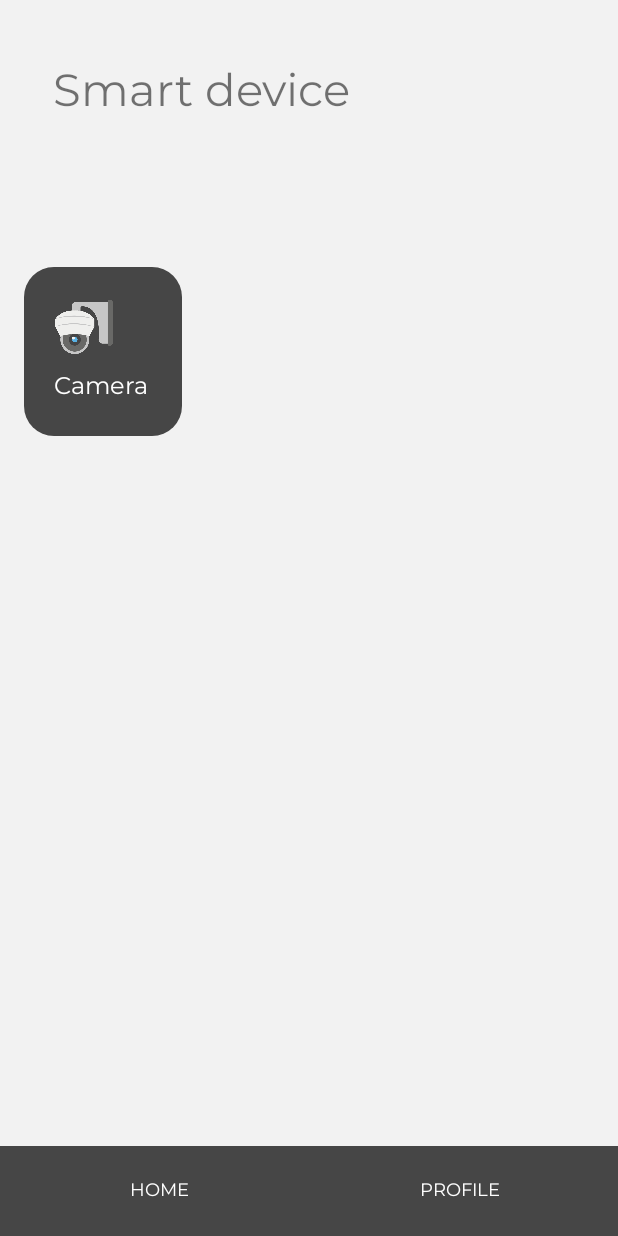
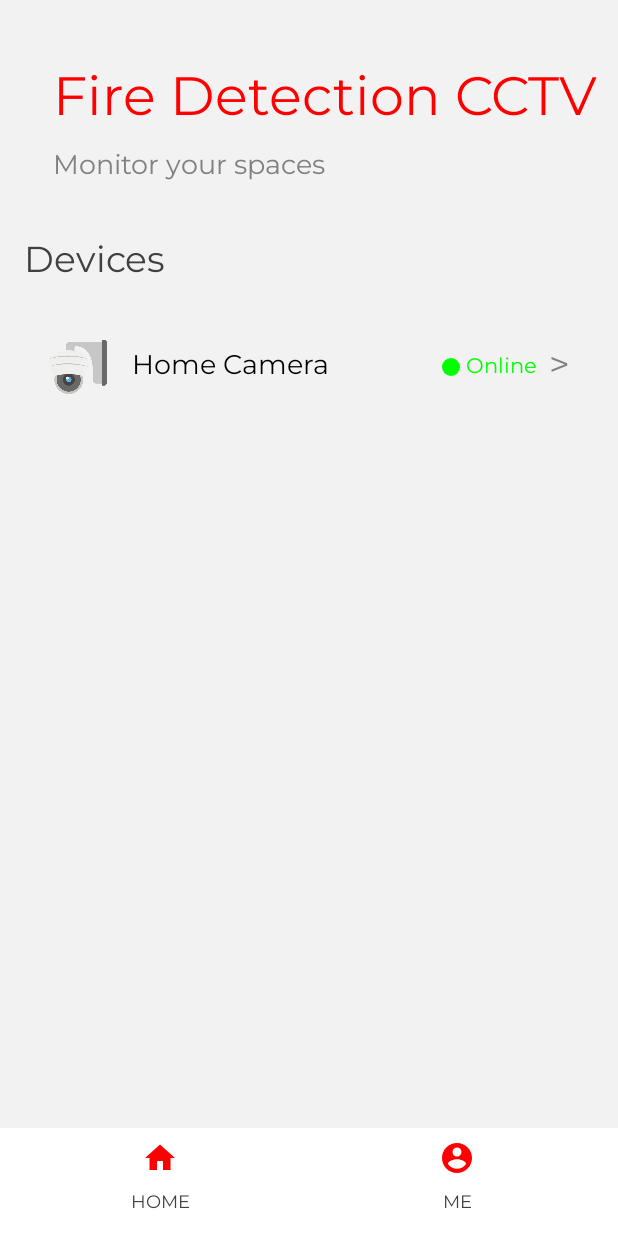
Before and after one commit to tttttien/fire-detection-esp32-camera, an Android app built with Jetpack Compose: the MainActivity screen opened directly, with no data from a screen before it, on a phone screen of 412 x 824 dp. Run offline under Robolectric (Android 15) with nearby library versions, the phone set to English and light mode, and no system bars; libraries missing offline, so code that uses them is left out: io.github.jan.supabase; 2 statements that could not run were skipped.

Commit message:
Update icon, color on main screen

```diff
--- a/app/build.gradle.kts
+++ b/app/build.gradle.kts
@@ -44,6 +44,8 @@ android {
         abortOnError = false
         checkReleaseBuilds = false
     }
+
+
 
 }
 
--- /dev/null
+++ b/app/src/main/res/drawable/circle.xml
@@ -0,0 +1,5 @@
+<?xml version="1.0" encoding="utf-8"?>
+<shape xmlns:android="http://schemas.android.com/apk/res/android" android:shape="oval">
+    <solid android:color="#00FF00" />
+    <size android:height="12dp" android:width="12dp" />
+</shape>
--- /dev/null
+++ b/app/src/main/res/drawable/flame_icon.xml
@@ -0,0 +1,10 @@
+<?xml version="1.0" encoding="utf-8"?>
+<vector xmlns:android="http://schemas.android.com/apk/res/android"
+    android:width="20dp"
+    android:height="20dp"
+    android:viewportWidth="24"
+    android:viewportHeight="24">
+    <path
+        android:fillColor="#FF0000"
+        android:pathData="M12.43 2.3c-2.38-.59-4.68.06-6.63 1.53-1.45 1.1-2.86 2.51-3.5 4.26-.53 1.48-.56 2.82-.21 4.32.44 1.87 1.59 3.39 2.8 4.73.3.33.57.63.77.94.4.6.68 1.25.68 1.92v3c0 .55.45 1 1 1h4c.55 0 1-.45 1-1v-3c0-.67.28-1.33.68-1.92.2-.31.47-.61.77-.94 1.21-1.34 2.36-2.86 2.8-4.73.35-1.5.32-2.84-.21-4.32-.64-1.75-2.05-3.16-3.5-4.26-1.95-1.47-4.25-2.12-6.63-1.53z"/>
+</vector>
--- /dev/null
+++ b/app/src/main/res/drawable/home_icon.xml
@@ -0,0 +1,10 @@
+<?xml version="1.0" encoding="utf-8"?>
+<vector xmlns:android="http://schemas.android.com/apk/res/android"
+    android:width="24dp"
+    android:height="24dp"
+    android:viewportWidth="24"
+    android:viewportHeight="24">
+    <path
+        android:fillColor="#FF0000"
+        android:pathData="M10,20v-6h4v6h5v-8h3L12,3L2,12h3v8z"/>
+</vector>
--- /dev/null
+++ b/app/src/main/res/drawable/person_icon.xml
@@ -0,0 +1,10 @@
+<?xml version="1.0" encoding="utf-8"?>
+<vector xmlns:android="http://schemas.android.com/apk/res/android"
+    android:width="24dp"
+    android:height="24dp"
+    android:viewportWidth="24"
+    android:viewportHeight="24">
+    <path
+        android:fillColor="#404040"
+        android:pathData="M12 2C6.48 2 2 6.48 2 12s4.48 10 10 10 10-4.48 10-10S17.52 2 12 2zm0 3c1.66 0 3 1.34 3 3s-1.34 3-3 3-3-1.34-3-3 1.34-3 3-3zm0 14.2c-2.5 0-4.71-1.28-6-3.22.03-1.99 4-3.08 6-3.08 1.99 0 5.97 1.09 6 3.08-1.29 1.94-3.5 3.22-6 3.22z"/>
+</vector>
--- /dev/null
+++ b/app/src/main/res/drawable/rounded_background.xml
@@ -0,0 +1,7 @@
+<?xml version="1.0" encoding="utf-8"?>
+<selector xmlns:android="http://schemas.android.com/apk/res/android">
+    <shape>
+        <solid android:color="#FFE0E0"/>
+        <corners android:radius="16dp"/>
+    </shape>
+</selector>
--- a/app/src/main/res/layout/activity_main.xml
+++ b/app/src/main/res/layout/activity_main.xml
@@ -9,45 +9,116 @@
     <TextView
         android:id="@+id/headline"
         android:layout_width="match_parent"
-        android:layout_height="118dp"
+        android:layout_height="wrap_content"
         android:layout_marginStart="35dp"
         android:layout_marginTop="40dp"
-        android:text="Smart device"
-        android:textSize="30sp" />
+        android:text="Fire Detection CCTV"
+        android:textColor="#FF0000"
+        android:textSize="36sp" />
+
+    <TextView
+        android:id="@+id/subtitle"
+        android:layout_width="match_parent"
+        android:layout_height="wrap_content"
+        android:layout_marginStart="35dp"
+        android:layout_marginTop="4dp"
+        android:text="Monitor your spaces"
+        android:textColor="#808080"
+        android:textSize="18sp" />
+
+    <TextView
+        android:id="@+id/devices_header"
+        android:layout_width="match_parent"
+        android:layout_height="wrap_content"
+        android:layout_marginStart="16dp"
+        android:layout_marginTop="32dp"
+        android:text="Devices"
+        android:textColor="#404040"
+        android:textSize="24sp" />
 
     <LinearLayout
         android:id="@+id/btnEsp32Cam"
-        android:layout_marginTop="20dp"
+        android:layout_width="match_parent"
+        android:layout_height="wrap_content"
         android:layout_marginStart="16dp"
-        android:layout_width="wrap_content"
-        android:layout_height="wrap_content"
-        android:padding="20dp"
-        android:orientation="vertical"
-        android:background="@drawable/border"
+        android:layout_marginEnd="16dp"
+        android:layout_marginTop="16dp"
+        android:background="@drawable/rounded_background"
+        android:orientation="horizontal"
+        android:padding="16dp"
         android:clickable="true"
         android:focusable="true">
 
         <ImageView
             android:layout_width="40dp"
             android:layout_height="40dp"
-            android:src="@drawable/cctv" />
+            android:src="@drawable/cctv"
+             />
 
         <TextView
-            android:layout_width="65dp"
+            android:layout_width="0dp"
             android:layout_height="wrap_content"
-            android:layout_marginTop="8dp"
-            android:text="Camera"
-            android:textColor="#FFFFFF"
-            android:textSize="16sp" />
+            android:layout_weight="1"
+            android:layout_marginStart="16dp"
+            android:text="Home Camera"
+            android:textColor="#000000"
+            android:textSize="18sp"
+            android:layout_gravity="center_vertical" />
+
+        <LinearLayout
+            android:layout_width="wrap_content"
+            android:layout_height="wrap_content"
+            android:orientation="horizontal"
+            android:layout_gravity="center_vertical">
+
+            <ImageView
+                android:layout_width="12dp"
+                android:layout_height="12dp"
+                android:src="@drawable/circle"
+                android:layout_gravity="center_vertical" />
+
+            <TextView
+                android:layout_width="wrap_content"
+                android:layout_height="wrap_content"
+                android:layout_marginStart="4dp"
+                android:text="Online"
+                android:textColor="#00FF00"
+                android:textSize="14sp"
+                android:layout_gravity="center_vertical" />
+
+<!--            <ImageView-->
+<!--                android:layout_width="20dp"-->
+<!--                android:layout_height="20dp"-->
+<!--                android:src="@drawable/flame_icon"-->
+<!--                android:layout_marginStart="16dp"-->
+<!--                android:layout_gravity="center_vertical" />-->
+
+<!--&lt;!&ndash;            <TextView&ndash;&gt;-->
+<!--&lt;!&ndash;                android:layout_width="wrap_content"&ndash;&gt;-->
+<!--&lt;!&ndash;                android:layout_height="wrap_content"&ndash;&gt;-->
+<!--&lt;!&ndash;                android:layout_marginStart="4dp"&ndash;&gt;-->
+<!--&lt;!&ndash;                android:text="No alerts"&ndash;&gt;-->
+<!--&lt;!&ndash;                android:textColor="#FF0000"&ndash;&gt;-->
+<!--&lt;!&ndash;                android:textSize="14sp"&ndash;&gt;-->
+<!--&lt;!&ndash;                android:layout_gravity="center_vertical" />&ndash;&gt;-->
+
+        </LinearLayout>
+
+        <TextView
+            android:layout_width="wrap_content"
+            android:layout_height="wrap_content"
+            android:text=">"
+            android:textColor="#808080"
+            android:textSize="24sp"
+            android:layout_gravity="center_vertical"
+            android:layout_marginStart="8dp" />
+
     </LinearLayout>
 
-    <!-- Phần chứa fragment -->
-
-    <!-- Thanh điều hướng -->
     <FrameLayout
         android:id="@+id/fragment_container"
         android:layout_width="match_parent"
-        android:layout_height="473dp"
+        android:layout_height="0dp"
         android:layout_weight="1">
 
     </FrameLayout>
@@ -56,33 +127,37 @@
         android:layout_width="match_parent"
         android:layout_height="wrap_content"
         android:orientation="horizontal"
-        android:background="@color/button"
-        android:padding="6dp">
+        android:background="#FFFFFF"
+        android:padding="8dp"
+        android:gravity="center">
 
         <Button
             android:id="@+id/btnMainScreen"
             android:layout_width="0dp"
-            android:layout_height="wrap_content"
+            android:layout_height="56dp"
             android:layout_weight="1"
             android:text="Home"
-            android:textColor="#FFFFFF"
+            android:textColor="#404040"
             android:textSize="12sp"
-            android:paddingTop="8dp"
-            android:paddingBottom="8dp"
-            android:background="?attr/selectableItemBackground" />
+            android:drawableTop="@drawable/home_icon"
+            android:drawableTint="#FF0000"
+            android:drawablePadding="4dp"
+            android:background="?attr/selectableItemBackground"
+            android:gravity="center" />
 
         <Button
             android:id="@+id/btnProfile"
             android:layout_width="0dp"
-            android:layout_height="wrap_content"
+            android:layout_height="56dp"
             android:layout_weight="1"
-            android:text="Profile"
-            android:textColor="#FFFFFF"
+            android:text="Me"
+            android:textColor="#404040"
             android:textSize="12sp"
-            android:paddingTop="8dp"
-            android:paddingBottom="8dp"
+            android:drawableTop="@drawable/person_icon"
+            android:drawableTint="#FF0000"
+            android:drawablePadding="4dp"
             android:background="?attr/selectableItemBackground"
-            android:drawableTint="#FFFFFF" />
+            android:gravity="center" />
 
     </LinearLayout>
 
--- a/gradle/libs.versions.toml
+++ b/gradle/libs.versions.toml
@@ -1,5 +1,5 @@
 [versions]
-agp = "8.13.0"
+agp = "8.10.0"
 kotlin = "2.1.21"
 coreKtx = "1.15.0"
 junit = "4.13.2"
```
